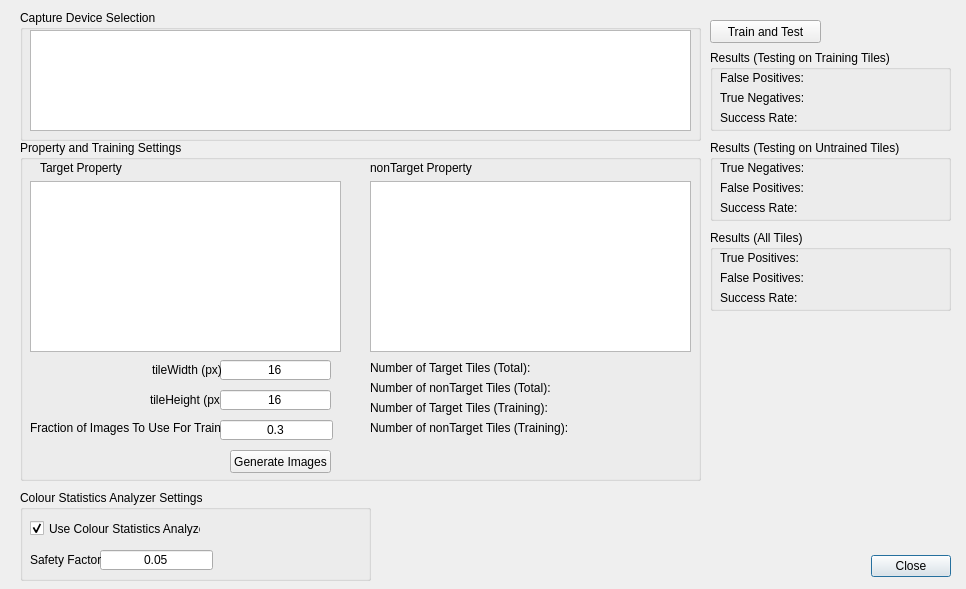
Qt form gui/TrainTextureClassifierForm.ui (asmith9455/imageClassifier) before a commit.
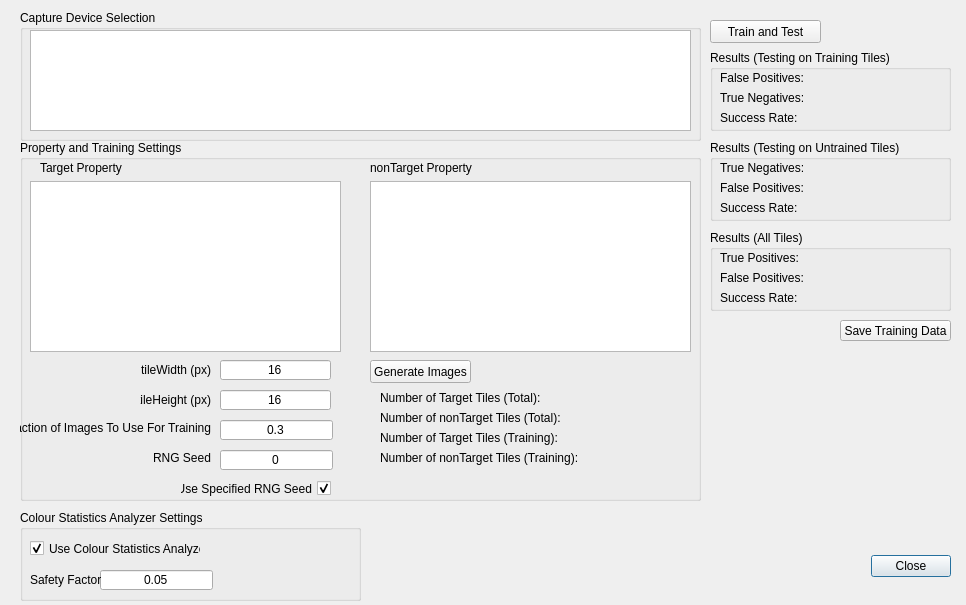
The same form after that commit.

```diff
--- a/gui/TrainTextureClassifierForm.ui
+++ b/gui/TrainTextureClassifierForm.ui
@@ -7,7 +7,7 @@
     <x>0</x>
     <y>0</y>
     <width>966</width>
-    <height>589</height>
+    <height>605</height>
    </rect>
   </property>
   <property name="windowTitle">
@@ -33,8 +33,8 @@
    <property name="geometry">
     <rect>
      <x>20</x>
-     <y>490</y>
-     <width>351</width>
+     <y>510</y>
+     <width>341</width>
      <height>91</height>
     </rect>
    </property>
@@ -93,7 +93,7 @@
      <x>20</x>
      <y>140</y>
      <width>681</width>
-     <height>341</height>
+     <height>361</height>
     </rect>
    </property>
    <property name="title">
@@ -112,8 +112,8 @@
    <widget class="QLabel" name="label_numNonTargetTiles">
     <property name="geometry">
      <rect>
-      <x>350</x>
-      <y>240</y>
+      <x>360</x>
+      <y>270</y>
       <width>291</width>
       <height>16</height>
      </rect>
@@ -125,7 +125,7 @@
    <widget class="QLabel" name="label_6">
     <property name="geometry">
      <rect>
-      <x>130</x>
+      <x>120</x>
       <y>250</y>
       <width>71</width>
       <height>20</height>
@@ -134,6 +134,9 @@
     <property name="text">
      <string>tileHeight (px)</string>
     </property>
+    <property name="alignment">
+     <set>Qt::AlignRight|Qt::AlignTrailing|Qt::AlignVCenter</set>
+    </property>
    </widget>
    <widget class="QLineEdit" name="lineEdit_tileHeight">
     <property name="geometry">
@@ -170,8 +173,8 @@
    <widget class="QLabel" name="label_numTargetTiles">
     <property name="geometry">
      <rect>
-      <x>350</x>
-      <y>220</y>
+      <x>360</x>
+      <y>250</y>
       <width>291</width>
       <height>16</height>
      </rect>
@@ -183,7 +186,7 @@
    <widget class="QLabel" name="label_5">
     <property name="geometry">
      <rect>
-      <x>132</x>
+      <x>120</x>
       <y>220</y>
       <width>71</width>
       <height>20</height>
@@ -192,12 +195,15 @@
     <property name="text">
      <string>tileWidth (px)</string>
     </property>
+    <property name="alignment">
+     <set>Qt::AlignRight|Qt::AlignTrailing|Qt::AlignVCenter</set>
+    </property>
    </widget>
    <widget class="QPushButton" name="btn_generateImages">
     <property name="geometry">
      <rect>
-      <x>210</x>
-      <y>310</y>
+      <x>350</x>
+      <y>220</y>
       <width>101</width>
       <height>23</height>
      </rect>
@@ -261,7 +267,7 @@
    <widget class="QLabel" name="label">
     <property name="geometry">
      <rect>
-      <x>10</x>
+      <x>0</x>
       <y>280</y>
       <width>191</width>
       <height>16</height>
@@ -270,12 +276,15 @@
     <property name="text">
      <string>Fraction of Images To Use For Training</string>
     </property>
+    <property name="alignment">
+     <set>Qt::AlignRight|Qt::AlignTrailing|Qt::AlignVCenter</set>
+    </property>
    </widget>
    <widget class="QLabel" name="label_numTargetTilesTraining">
     <property name="geometry">
      <rect>
-      <x>350</x>
-      <y>260</y>
+      <x>360</x>
+      <y>290</y>
       <width>291</width>
       <height>16</height>
      </rect>
@@ -287,8 +296,8 @@
    <widget class="QLabel" name="label_numNonTargetTilesTraining">
     <property name="geometry">
      <rect>
-      <x>350</x>
-      <y>280</y>
+      <x>360</x>
+      <y>310</y>
       <width>291</width>
       <height>16</height>
      </rect>
@@ -297,6 +306,57 @@
      <string>Number of nonTarget Tiles (Training):</string>
     </property>
    </widget>
+   <widget class="QLineEdit" name="lineEdit_rngSeed">
+    <property name="geometry">
+     <rect>
+      <x>200</x>
+      <y>310</y>
+      <width>113</width>
+      <height>20</height>
+     </rect>
+    </property>
+    <property name="text">
+     <string>0</string>
+    </property>
+    <property name="alignment">
+     <set>Qt::AlignCenter</set>
+    </property>
+   </widget>
+   <widget class="QLabel" name="label_3">
+    <property name="geometry">
+     <rect>
+      <x>10</x>
+      <y>310</y>
+      <width>181</width>
+      <height>16</height>
+     </rect>
+    </property>
+    <property name="text">
+     <string>RNG Seed</string>
+    </property>
+    <property name="alignment">
+     <set>Qt::AlignRight|Qt::AlignTrailing|Qt::AlignVCenter</set>
+    </property>
+   </widget>
+   <widget class="QCheckBox" name="checkBox_useRngSeed">
+    <property name="geometry">
+     <rect>
+      <x>160</x>
+      <y>340</y>
+      <width>151</width>
+      <height>17</height>
+     </rect>
+    </property>
+    <property name="layoutDirection">
+     <enum>Qt::RightToLeft</enum>
+    </property>
+    <property name="text">
+     <string>Use Specified RNG Seed</string>
+    </property>
+    <property name="checked">
+     <bool>true</bool>
+    </property>
+   </widget>
   </widget>
   <widget class="QGroupBox" name="groupBox_4">
    <property name="geometry">
@@ -490,6 +550,19 @@
     </property>
    </widget>
   </widget>
+  <widget class="QPushButton" name="btn_saveTrainingData">
+   <property name="geometry">
+    <rect>
+     <x>840</x>
+     <y>320</y>
+     <width>111</width>
+     <height>21</height>
+    </rect>
+   </property>
+   <property name="text">
+    <string>Save Training Data</string>
+   </property>
+  </widget>
  </widget>
  <resources/>
  <connections>
```
